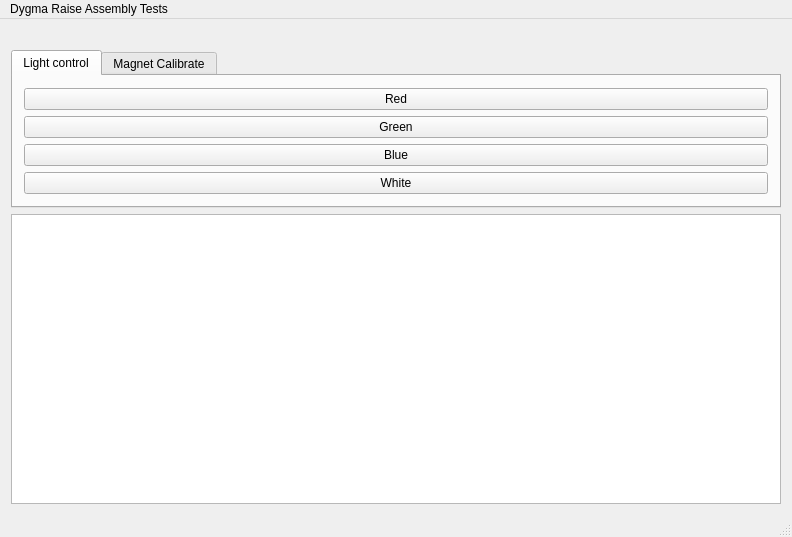
Before: the Qt Designer form combined_tests/mainwindow.ui in Dygmalab/assembly_tests, drawn with Qt 5.
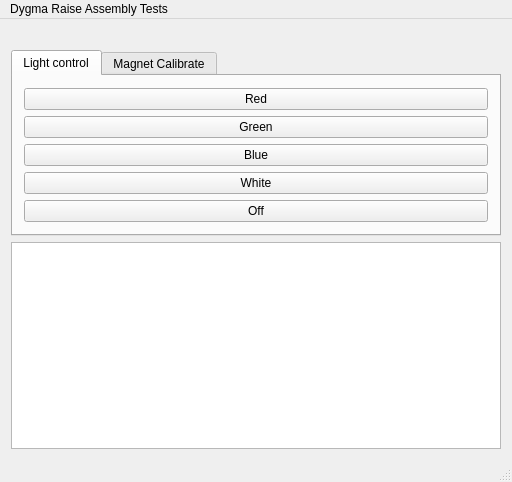
After: the same form once the commit is applied. The open tabs and pages were chosen to show the change. Icons and pictures are not drawn.

The edit to the form file:
```diff
--- a/combined_tests/mainwindow.ui
+++ b/combined_tests/mainwindow.ui
@@ -6,8 +6,8 @@
    <rect>
     <x>0</x>
     <y>0</y>
-    <width>792</width>
-    <height>537</height>
+    <width>512</width>
+    <height>482</height>
    </rect>
   </property>
   <property name="windowTitle">
@@ -82,6 +82,13 @@
               </property>
              </widget>
             </item>
+            <item row="4" column="0">
+             <widget class="QPushButton" name="light_off">
+              <property name="text">
+               <string>Off</string>
+              </property>
+             </widget>
+            </item>
            </layout>
           </item>
          </layout>
@@ -134,7 +141,7 @@
     <rect>
      <x>0</x>
      <y>0</y>
-     <width>792</width>
+     <width>512</width>
      <height>27</height>
     </rect>
    </property>
```
Left out of the diff: 16 changed lines with no effect on the pictures.
